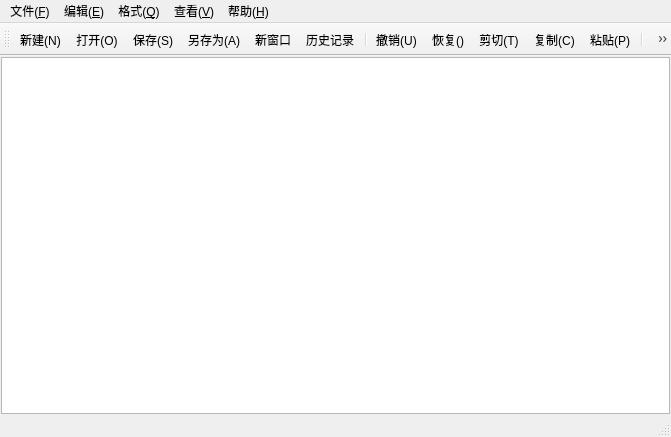
Before: the Qt Designer form mainwindow.ui in mtpatient/Qt_Lab, drawn with Qt 5.
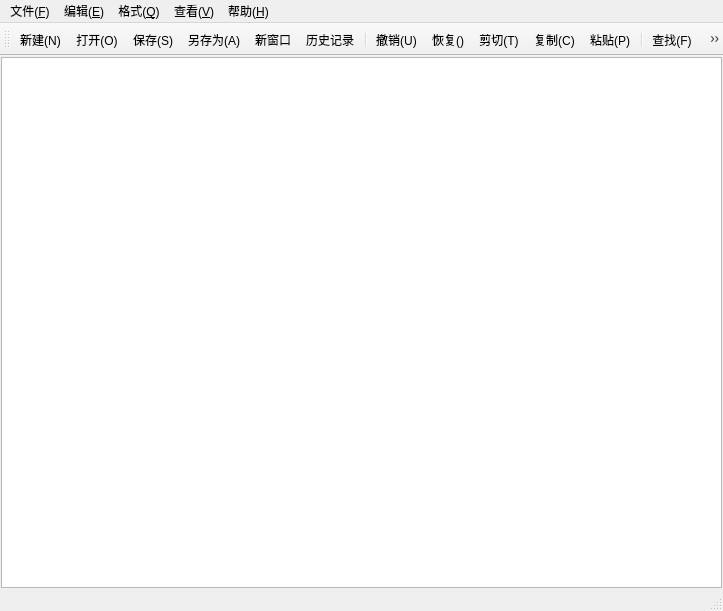
After: the same form once the commit is applied. Icons and pictures are not drawn. Custom widgets are drawn as their Qt base class.

What changed in the file:
```diff
--- a/mainwindow.ui
+++ b/mainwindow.ui
@@ -6,8 +6,8 @@
    <rect>
     <x>0</x>
     <y>0</y>
-    <width>671</width>
-    <height>437</height>
+    <width>723</width>
+    <height>611</height>
    </rect>
   </property>
   <property name="windowTitle">
@@ -45,7 +45,7 @@
     <rect>
      <x>0</x>
      <y>0</y>
-     <width>671</width>
+     <width>723</width>
      <height>23</height>
     </rect>
    </property>
```
